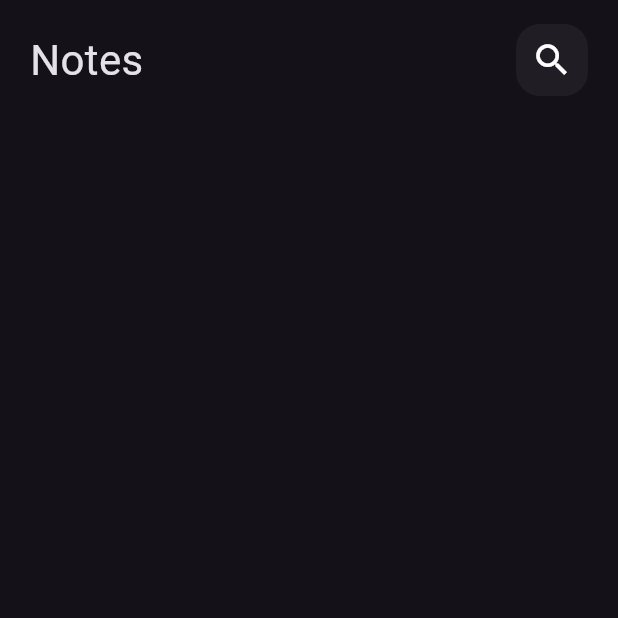
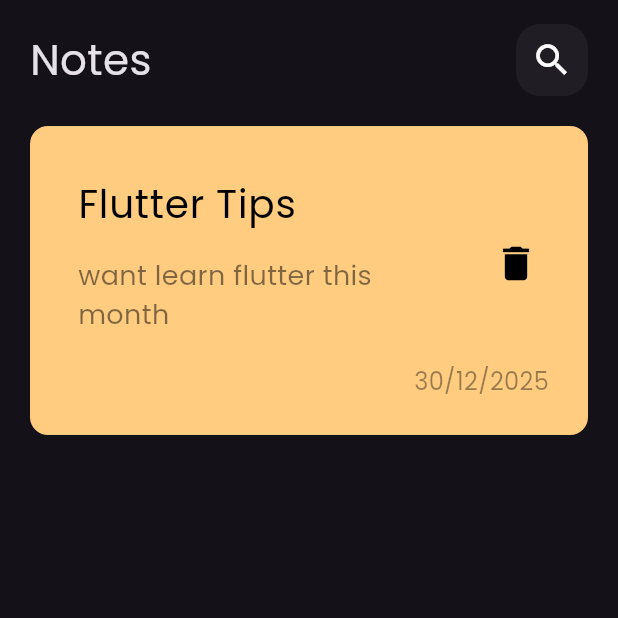
Before and after one commit to MohamedElhadidy7/notes_App, a Flutter app: the screen it shows after launch, on a phone screen of 412 x 824 dp, the top half of it. Run offline on Flutter 3.47's test engine with Material 3 defaults, Android fonts, the phone set to English and light mode, and no system bars.

Commit message:
create custom note item

```diff
--- a/lib/main.dart
+++ b/lib/main.dart
@@ -12,9 +12,7 @@
   Widget build(BuildContext context) {
     return MaterialApp(
       title: 'Flutter Demo',
-      theme: ThemeData(
-        brightness: Brightness.dark,
-      ),
+      theme: ThemeData(brightness: Brightness.dark, fontFamily: 'Poppins'),
       home: const Notes_view(),
     );
   }
--- a/lib/views/Widgets/Notes_View_body.dart
+++ b/lib/views/Widgets/Notes_View_body.dart
@@ -14,10 +14,63 @@
             SizedBox(
               height: 16,
             ),
-            CustomAppBar()
+            CustomAppBar(),
+            SizedBox(
+              height: 20,
+            ),
+            NoteItem(),
           ],
         ),
       ),
     );
   }
 }
+
+class NoteItem extends StatelessWidget {
+  const NoteItem({super.key});
+
+  @override
+  Widget build(BuildContext context) {
+    return Container(
+      padding: EdgeInsets.only(top: 24, bottom: 24, left: 16),
+      width: double.infinity,
+      decoration: BoxDecoration(
+        borderRadius: BorderRadius.circular(12),
+        color: Color(0xffFFCC80),
+      ),
+      child: Column(
+        children: [
+          ListTile(
+            title: const Text(
+              'Flutter Tips',
+              style: TextStyle(color: Colors.black, fontSize: 26),
+            ),
+            subtitle: Padding(
+              padding: const EdgeInsets.only(top: 16, bottom: 12),
+              child: Text(
+                'want learn flutter this month',
+                style: TextStyle(
+                    color: Colors.black.withOpacity(.5), fontSize: 18),
+              ),
+            ),
+            trailing: IconButton(
+                onPressed: () {},
+                icon: const Icon(
+                  Icons.delete,
+                  size: 30,
+                  color: Colors.black,
+                )),
+          ),
+          Align(
+              alignment: Alignment.bottomRight,
+              child: Padding(
+                padding: const EdgeInsets.only(right: 26),
+                child: Text('30/12/2025',
+                    style: TextStyle(
+                        color: Colors.black.withOpacity(.4), fontSize: 16)),
+              )),
+        ],
+      ),
+    );
+  }
+}
```
Also changed, not shown: pubspec.yaml (+7 -12 lines), assets/Fonts/Poppins-Regular.ttf (added), lib/views/Widgets/Custom_note_item.dart (added).
